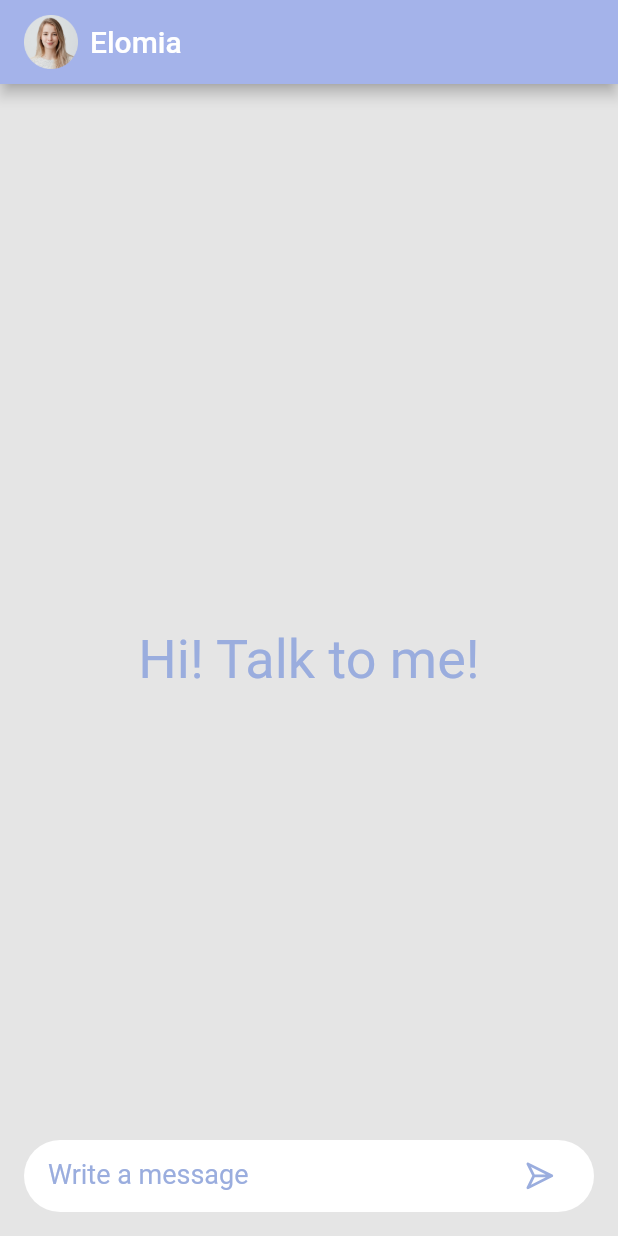
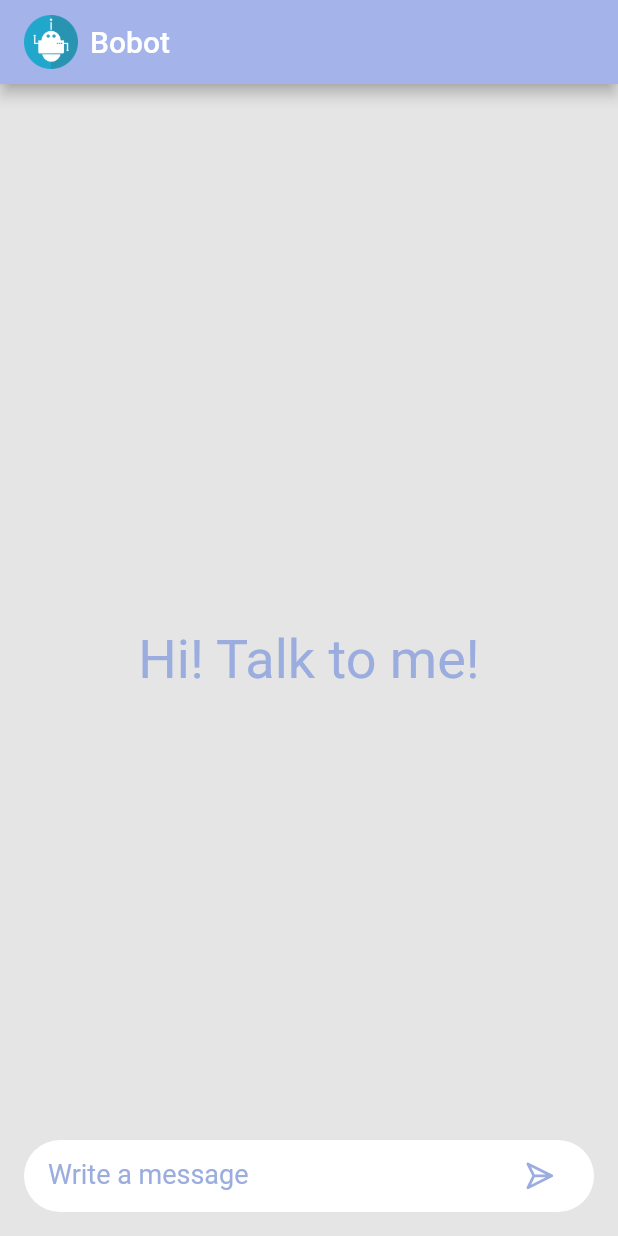
Before and after one commit to Leeeeerich/el_test_app, a Flutter app: the screen it shows after launch, on a phone screen of 412 x 824 dp. Run offline on Flutter 3.47's test engine with Material 2 defaults, Android fonts, the phone set to English and light mode, and no system bars; our stand-ins replace flutter_i18n, flutter_svg, fluttertoast; missing offline and left inert: http_logger, http_middleware; statements that could not run were skipped.

Commit message:
Changed avatar

```diff
--- a/assets/locales/en.json
+++ b/assets/locales/en.json
@@ -1,5 +1,5 @@
 {
-  "elomia_title": "Elomia",
+  "app_title": "Bobot",
   "write_message_hint": "Write a message",
   "send_message": "Send message",
   "empty_screen_message": "Hi! Talk to me!"
--- a/lib/src/ui/chat_screen/chat_screen.dart
+++ b/lib/src/ui/chat_screen/chat_screen.dart
@@ -23,11 +23,11 @@ class _ChatScreen extends State<ChatScreen> {
         backgroundColor: getColorFromHex("E5E5E5"),
         appBar: AppBar(
           title: Row(children: <Widget>[
-            Image.asset("assets/icons/ic_elomia.png",
+            Image.asset("assets/icons/ic_robot.png",
                 fit: BoxFit.cover, height: 36),
             Padding(
                 padding: EdgeInsets.symmetric(horizontal: 8),
-                child: Text(FlutterI18n.translate(context, "elomia_title"))),
+                child: Text(FlutterI18n.translate(context, "app_title"))),
           ]),
           backgroundColor: getColorFromHex("A4B3EA"),
         ),
```
Also changed, not shown: assets/icons/ic_elomia.png (deleted), assets/icons/ic_robot.png (added).
